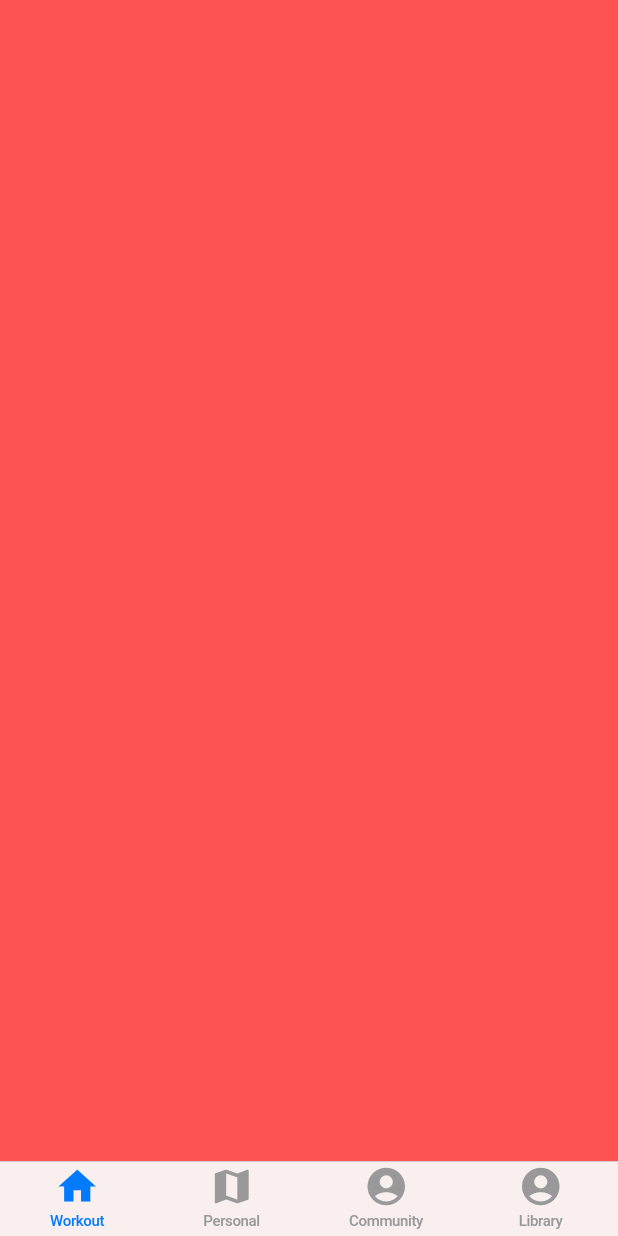
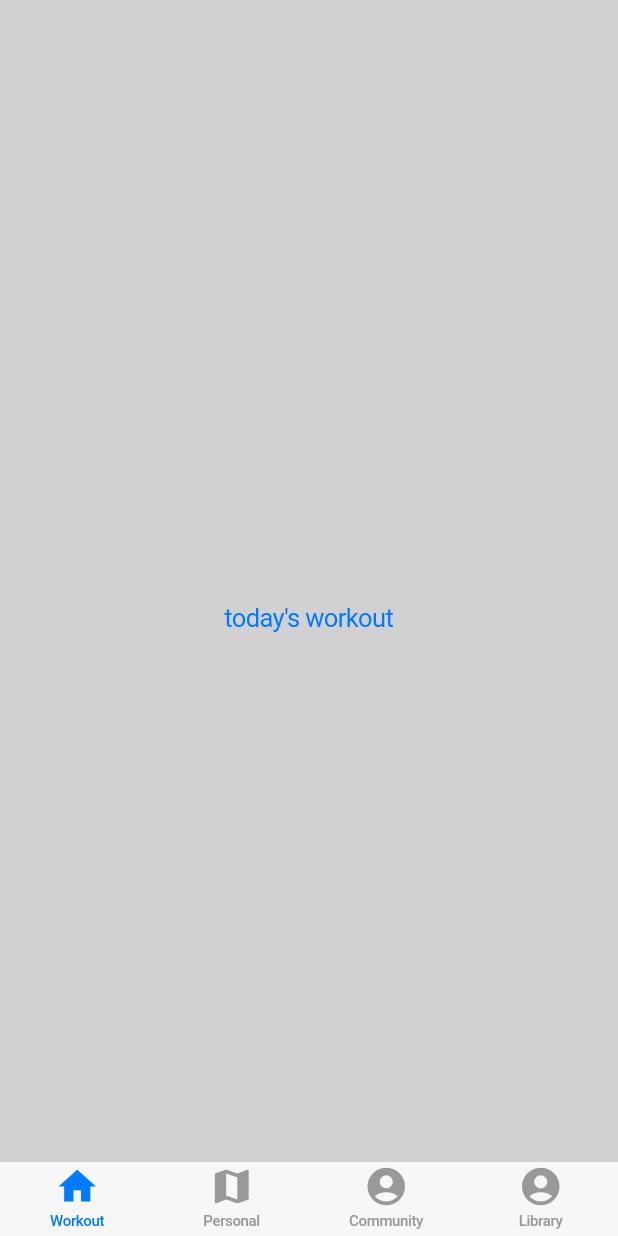
Before and after one commit to Toolenaar/TrojanWorkoutApp, a Flutter app: the screen it shows after launch, on a phone screen of 412 x 824 dp. Run offline on Flutter 3.47's test engine with Material 2 defaults, Android fonts, the phone set to English and light mode, and no system bars; our stand-ins replace dio.

Commit message:
added initial workouts exercise page layout

```diff
--- a/workoutapp/lib/main.dart
+++ b/workoutapp/lib/main.dart
@@ -1,5 +1,6 @@
 import 'package:flutter/material.dart';
 import 'package:flutter/cupertino.dart';
+import 'package:workoutapp/workouts.dart';
 
 final GlobalKey<NavigatorState> firstTabNavKey = GlobalKey<NavigatorState>();
 final GlobalKey<NavigatorState> secondTabNavKey = GlobalKey<NavigatorState>();
@@ -73,15 +74,6 @@ class _HomeScreenState extends State<HomeScreen> {
   }
 }
 
-class Workouts extends StatelessWidget {
-  @override
-  Widget build(BuildContext context) {
-    return Container(
-      color: Colors.redAccent,
-    );
-  }
-}
-
 class Personal extends StatelessWidget {
   @override
   Widget build(BuildContext context) {
--- /dev/null
+++ b/workoutapp/lib/workouts.dart
@@ -0,0 +1,94 @@
+import 'package:flutter/cupertino.dart';
+import 'package:flutter/material.dart';
+
+/*
+
+ */
+
+class Workouts extends StatelessWidget {
+  @override
+  Widget build(BuildContext context) {
+    return CupertinoApp(
+      routes: {
+        '/': (_) => WorkoutsHomePage(),
+        'next': (_) => ExercisePage(),
+      },
+      // child: const Text("today's workout"),
+      // onPressed: () {workout(context);},
+    );
+  }
+
+  // void workout(BuildContext context) {
+  //   final q = Queue<int>();
+  //   q.add(1);
+  //   q.add(2);
+  //   q.add(3);
+  //   q.add(4);
+  //   Navigator.of(context).push(
+  //       CupertinoPageRoute<void>(
+  //         builder: (BuildContext context) {
+  //           return Row(
+  //             children: [
+  //               Align(
+  //                 alignment: Alignment.topLeft,
+  //                 child: CupertinoButton(
+  //                   child: const Text('Back'),
+  //                   onPressed: () {
+  //                     Navigator.of(context).pop();
+  //                   },
+  //                 ),
+  //               ),
+  //               Align(
+  //                 alignment: Alignment.topRight,
+  //                 child: CupertinoButton(
+  //                   child: const Text('Forward'),
+  //                   onPressed: () {
+  //                     Navigator.of(context).push();
+  //                   },
+  //                 ),
+  //               ),
+  //             ],
+  //           );
+  //         },
+  //       )
+  //   );
+  // }
+}
+
+class WorkoutsHomePage extends StatelessWidget {
+  @override
+  Widget build(BuildContext context) {
+    return CupertinoButton(
+      child: const Text("today's workout"),
+      onPressed: () => Navigator.pushNamed(context,'next'),
+    );
+  }
+}
+
+class ExercisePage extends StatelessWidget {
+  @override
+  Widget build(BuildContext context) {
+    return Row(
+      children: [
+        Align(
+          alignment: Alignment.topLeft,
+          child: CupertinoButton(
+            child: const Text('Back'),
+            onPressed: () {
+              Navigator.of(context).pop();
+            },
+          ),
+        ),
+        Align(
+          alignment: Alignment.topRight,
+          child: CupertinoButton(
+            child: const Text('Forward'),
+            onPressed: () {
+              Navigator.pushNamed(context,'next');
+            },
+          ),
+        ),
+      ],
+    );
+  }
+}
```
Also changed, not shown: workoutapp/pubspec.lock.
